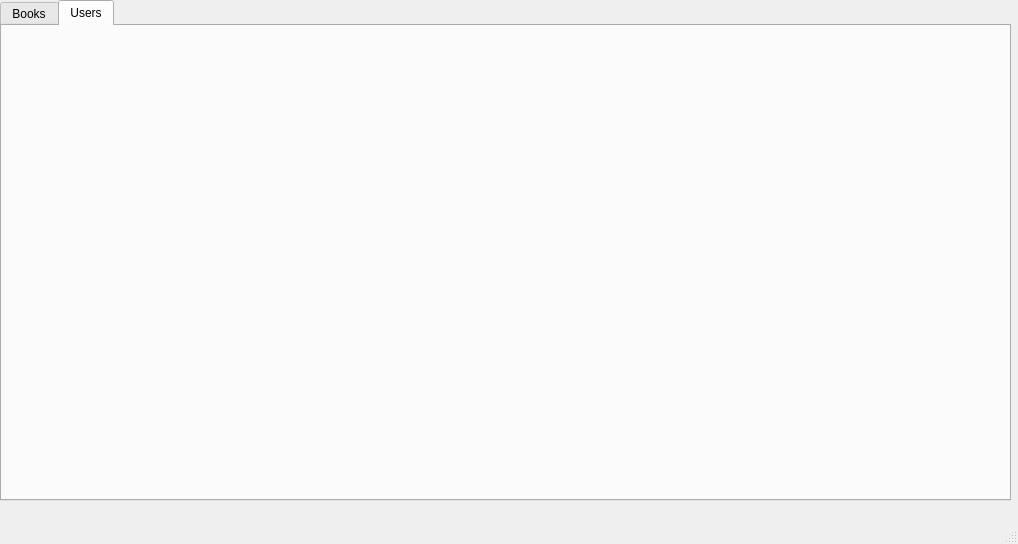
This is mainwindow.ui in JakubMckowiak/libDEMO2 as Qt 5 draws it before an edit. The edited form follows.
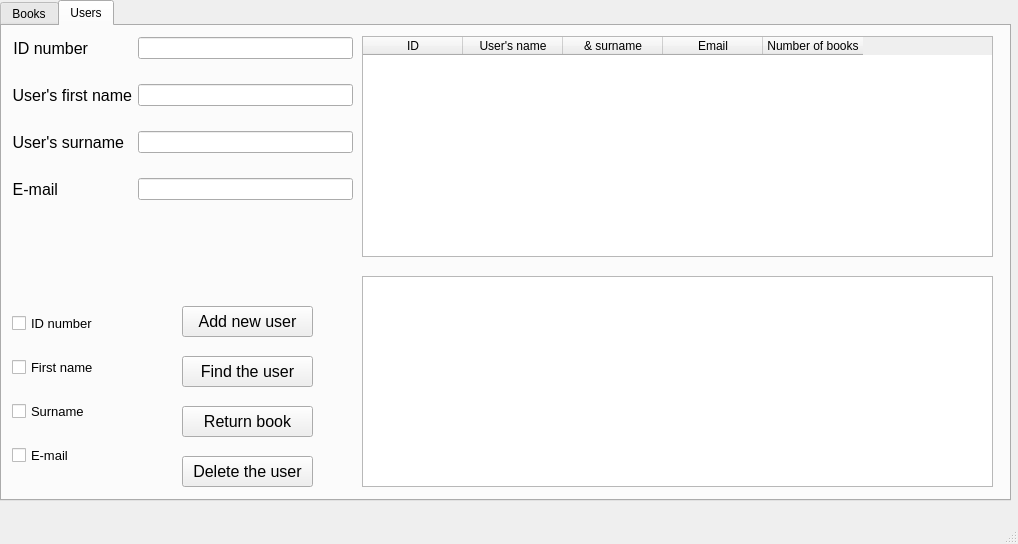
This is the edited form. The open tabs and pages were chosen to show the change.

Commit message: Added user's management tab (based on books management tab's code), improved tables performance and made the row adding dynamic, few minor spell mistakes corrected

Patch:
```diff
--- a/mainwindow.ui
+++ b/mainwindow.ui
@@ -467,6 +467,349 @@
         <attribute name="title">
          <string>Users</string>
         </attribute>
+        <widget class="QWidget" name="verticalLayoutWidget_2">
+         <property name="geometry">
+          <rect>
+           <x>10</x>
+           <y>11</y>
+           <width>341</width>
+           <height>241</height>
+          </rect>
+         </property>
+         <layout class="QFormLayout" name="formLayout_6">
+          <item row="0" column="0">
+           <widget class="QLabel" name="label_26">
+            <property name="font">
+             <font>
+              <pointsize>12</pointsize>
+             </font>
+            </property>
+            <property name="text">
+             <string>ID number</string>
+            </property>
+            <property name="alignment">
+             <set>Qt::AlignRight|Qt::AlignTrailing|Qt::AlignVCenter</set>
+            </property>
+           </widget>
+          </item>
+          <item row="0" column="1">
+           <widget class="QLineEdit" name="inputUserID"/>
+          </item>
+          <item row="1" column="1">
+           <spacer name="verticalSpacer_25">
+            <property name="orientation">
+             <enum>Qt::Vertical</enum>
+            </property>
+            <property name="sizeType">
+             <enum>QSizePolicy::Fixed</enum>
+            </property>
+            <property name="sizeHint" stdset="0">
+             <size>
+              <width>20</width>
+              <height>13</height>
+             </size>
+            </property>
+           </spacer>
+          </item>
+          <item row="2" column="0">
+           <widget class="QLabel" name="label_27">
+            <property name="font">
+             <font>
+              <pointsize>12</pointsize>
+             </font>
+            </property>
+            <property name="text">
+             <string>User's first name</string>
+            </property>
+            <property name="alignment">
+             <set>Qt::AlignRight|Qt::AlignTrailing|Qt::AlignVCenter</set>
+            </property>
+           </widget>
+          </item>
+          <item row="2" column="1">
+           <widget class="QLineEdit" name="inputUserFirstName"/>
+          </item>
+          <item row="3" column="1">
+           <spacer name="verticalSpacer_22">
+            <property name="orientation">
+             <enum>Qt::Vertical</enum>
+            </property>
+            <property name="sizeType">
+             <enum>QSizePolicy::Fixed</enum>
+            </property>
+            <property name="sizeHint" stdset="0">
+             <size>
+              <width>20</width>
+              <height>13</height>
+             </size>
+            </property>
+           </spacer>
+          </item>
+          <item row="4" column="0">
+           <widget class="QLabel" name="label_28">
+            <property name="font">
+             <font>
+              <pointsize>12</pointsize>
+             </font>
+            </property>
+            <property name="text">
+             <string>User's surname</string>
+            </property>
+            <property name="alignment">
+             <set>Qt::AlignRight|Qt::AlignTrailing|Qt::AlignVCenter</set>
+            </property>
+           </widget>
+          </item>
+          <item row="4" column="1">
+           <widget class="QLineEdit" name="inputUserSurname"/>
+          </item>
+          <item row="5" column="1">
+           <spacer name="verticalSpacer_23">
+            <property name="orientation">
+             <enum>Qt::Vertical</enum>
+            </property>
+            <property name="sizeType">
+             <enum>QSizePolicy::Fixed</enum>
+            </property>
+            <property name="sizeHint" stdset="0">
+             <size>
+              <width>20</width>
+              <height>13</height>
+             </size>
+            </property>
+           </spacer>
+          </item>
+          <item row="6" column="0">
+           <widget class="QLabel" name="label_29">
+            <property name="font">
+             <font>
+              <pointsize>12</pointsize>
+             </font>
+            </property>
+            <property name="text">
+             <string>E-mail</string>
+            </property>
+            <property name="alignment">
+             <set>Qt::AlignRight|Qt::AlignTrailing|Qt::AlignVCenter</set>
+            </property>
+           </widget>
+          </item>
+          <item row="6" column="1">
+           <widget class="QLineEdit" name="inputUserEmail"/>
+          </item>
+          <item row="7" column="1">
+           <spacer name="verticalSpacer_24">
+            <property name="orientation">
+             <enum>Qt::Vertical</enum>
+            </property>
+            <property name="sizeType">
+             <enum>QSizePolicy::Fixed</enum>
+            </property>
+            <property name="sizeHint" stdset="0">
+             <size>
+              <width>20</width>
+              <height>13</height>
+             </size>
+            </property>
+           </spacer>
+          </item>
+         </layout>
+        </widget>
+        <widget class="QWidget" name="gridLayoutWidget_3">
+         <property name="geometry">
+          <rect>
+           <x>10</x>
+           <y>270</y>
+           <width>139</width>
+           <height>191</height>
+          </rect>
+         </property>
+         <layout class="QGridLayout" name="gridLayout_7">
+          <item row="1" column="0">
+           <widget class="QCheckBox" name="checkBoxUserID">
+            <property name="font">
+             <font>
+              <pointsize>10</pointsize>
+             </font>
+            </property>
+            <property name="text">
+             <string>ID number</string>
+            </property>
+           </widget>
+          </item>
+          <item row="4" column="0">
+           <widget class="QCheckBox" name="checkBoxUserEmail">
+            <property name="font">
+             <font>
+              <pointsize>10</pointsize>
+             </font>
+            </property>
+            <property name="text">
+             <string>E-mail</string>
+            </property>
+           </widget>
+          </item>
+          <item row="2" column="0">
+           <widget class="QCheckBox" name="checkBoxUserFirstName">
+            <property name="font">
+             <font>
+              <pointsize>10</pointsize>
+             </font>
+            </property>
+            <property name="text">
+             <string>First name</string>
+            </property>
+           </widget>
+          </item>
+          <item row="3" column="0">
+           <widget class="QCheckBox" name="checkBoxUserSurname">
+            <property name="font">
+             <font>
+              <pointsize>10</pointsize>
+             </font>
+            </property>
+            <property name="text">
+             <string>Surname</string>
+            </property>
+           </widget>
+          </item>
+         </layout>
+        </widget>
+        <widget class="QPushButton" name="deleteBookFromUser">
+         <property name="geometry">
+          <rect>
+           <x>180</x>
+           <y>380</y>
+           <width>131</width>
+           <height>31</height>
+          </rect>
+         </property>
+         <property name="font">
+          <font>
+           <pointsize>12</pointsize>
+          </font>
+         </property>
+         <property name="text">
+          <string>Return book</string>
+         </property>
+        </widget>
+        <widget class="QTableWidget" name="tableWidgetUsers">
+         <property name="geometry">
+          <rect>
+           <x>360</x>
+           <y>10</y>
+           <width>631</width>
+           <height>221</height>
+          </rect>
+         </property>
+         <property name="editTriggers">
+          <set>QAbstractItemView::NoEditTriggers</set>
+         </property>
+         <property name="selectionMode">
+          <enum>QAbstractItemView::SingleSelection</enum>
+         </property>
+         <property name="selectionBehavior">
+          <enum>QAbstractItemView::SelectRows</enum>
+         </property>
+         <column>
+          <property name="text">
+           <string>ID</string>
+          </property>
+         </column>
+         <column>
+          <property name="text">
+           <string>User's name</string>
+          </property>
+         </column>
+         <column>
+          <property name="text">
+           <string>&amp; surname</string>
+          </property>
+         </column>
+         <column>
+          <property name="text">
+           <string>Email</string>
+          </property>
+         </column>
+         <column>
+          <property name="text">
+           <string>Number of books</string>
+          </property>
+         </column>
+        </widget>
+        <widget class="QPushButton" name="findUser">
+         <property name="geometry">
+          <rect>
+           <x>180</x>
+           <y>330</y>
+           <width>131</width>
+           <height>31</height>
+          </rect>
+         </property>
+         <property name="font">
+          <font>
+           <pointsize>12</pointsize>
+          </font>
+         </property>
+         <property name="text">
+          <string>Find the user</string>
+         </property>
+        </widget>
+        <widget class="QPushButton" name="submitUserAdd">
+         <property name="geometry">
+          <rect>
+           <x>180</x>
+           <y>280</y>
+           <width>131</width>
+           <height>31</height>
+          </rect>
+         </property>
+         <property name="font">
+          <font>
+           <pointsize>12</pointsize>
+          </font>
+         </property>
+         <property name="text">
+          <string>Add new user</string>
+         </property>
+        </widget>
+        <widget class="QPushButton" name="deleteUser">
+         <property name="geometry">
+          <rect>
+           <x>180</x>
+           <y>430</y>
+           <width>131</width>
+           <height>31</height>
+          </rect>
+         </property>
+         <property name="font">
+          <font>
+           <pointsize>12</pointsize>
+          </font>
+         </property>
+         <property name="text">
+          <string>Delete the user</string>
+         </property>
+        </widget>
+        <widget class="QTableWidget" name="tableWidgetUserBooks">
+         <property name="geometry">
+          <rect>
+           <x>360</x>
+           <y>250</y>
+           <width>631</width>
+           <height>211</height>
+          </rect>
+         </property>
+         <property name="editTriggers">
+          <set>QAbstractItemView::NoEditTriggers</set>
+         </property>
+         <property name="selectionMode">
+          <enum>QAbstractItemView::SingleSelection</enum>
+         </property>
+         <property name="selectionBehavior">
+          <enum>QAbstractItemView::SelectRows</enum>
+         </property>
+        </widget>
        </widget>
       </widget>
      </item>
```
Left out of the diff: 79 changed lines with no effect on the pictures. The commit also changes 4 other files.
